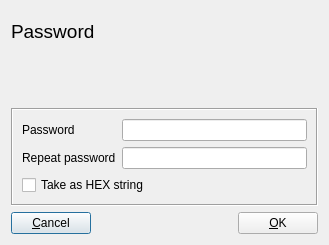
chris2511/xca, file ui/PassWrite.ui: the form before one commit.
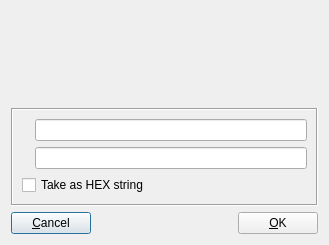
The form after the commit.

```diff
--- a/ui/PassWrite.ui
+++ b/ui/PassWrite.ui
@@ -35,9 +35,6 @@
          <strikeout>false</strikeout>
         </font>
        </property>
-       <property name="text">
-        <string>Password</string>
-       </property>
       </widget>
      </item>
      <item>
@@ -94,11 +91,7 @@
      </property>
      <layout class="QGridLayout" name="gridLayout">
       <item row="0" column="0">
-       <widget class="QLabel" name="label">
-        <property name="text">
-         <string>Password</string>
-        </property>
-       </widget>
+       <widget class="QLabel" name="label"/>
       </item>
       <item row="0" column="1">
        <widget class="QLineEdit" name="passA">
@@ -108,11 +101,7 @@
        </widget>
       </item>
       <item row="1" column="0">
-       <widget class="QLabel" name="repeatLabel">
-        <property name="text">
-         <string>Repeat password</string>
-        </property>
-       </widget>
+       <widget class="QLabel" name="repeatLabel"/>
       </item>
       <item row="1" column="1">
        <widget class="QLineEdit" name="passB">
```
